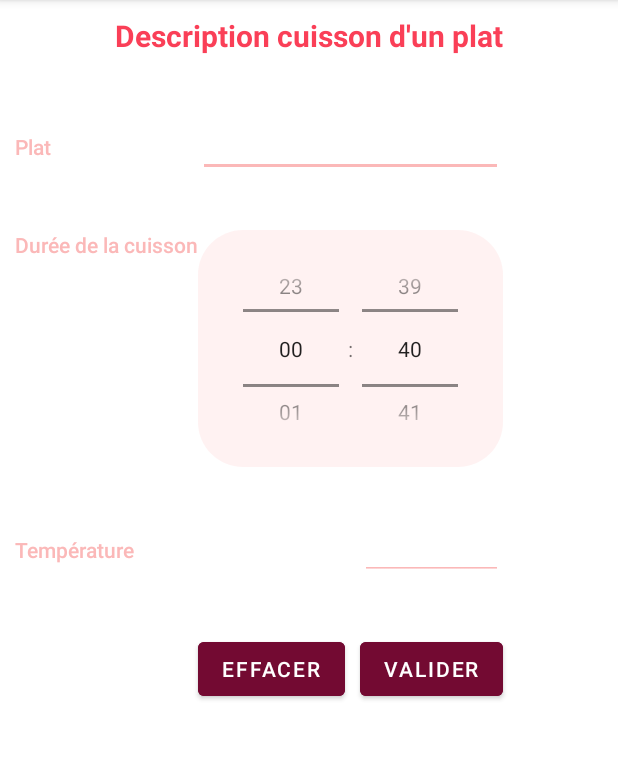
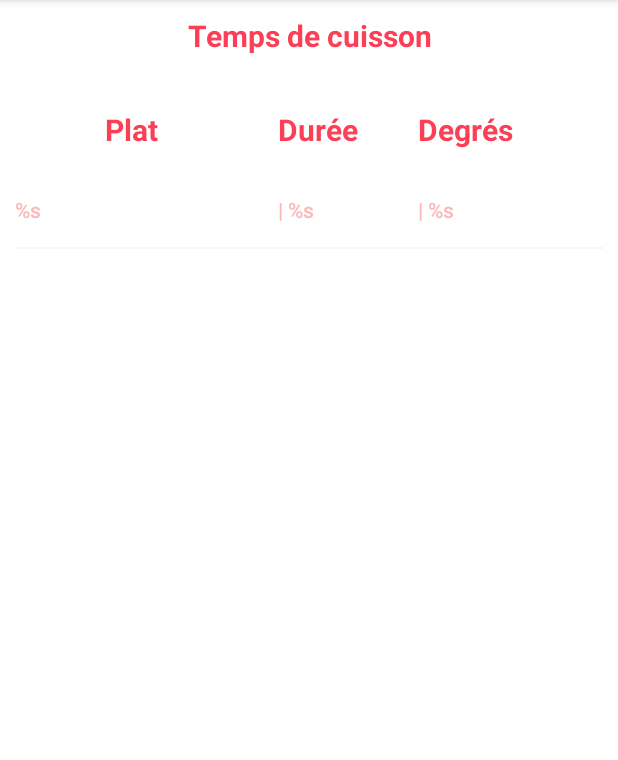
Before and after one commit to LucasSers/OutilCuisson, an Android app: the screen it shows after launch (MainActivity before the commit, MainActivity2 after it), on a phone screen of 412 x 824 dp, the part 84-844 px from its top. Run offline under Robolectric (Android 15) with nearby library versions, the phone set to English and light mode, and no system bars.

Commit message:
Etape2_layout

```diff
--- a/app/src/main/AndroidManifest.xml
+++ b/app/src/main/AndroidManifest.xml
@@ -10,7 +10,7 @@
         android:supportsRtl="true"
         android:theme="@style/Theme.OutilCuisson">
         <activity
-            android:name=".MainActivity"
+            android:name=".MainActivity2"
             android:exported="true">
             <intent-filter>
                 <action android:name="android.intent.action.MAIN" />
@@ -19,7 +19,7 @@
             </intent-filter>
         </activity>
         <activity
-            android:name=".MainActivity2"
+            android:name=".MainActivity"
             android:exported="false">
         </activity>
     </application>
--- a/app/src/main/res/layout/activity_main.xml
+++ b/app/src/main/res/layout/activity_main.xml
@@ -50,13 +50,17 @@
             style="@style/textView"
             android:text="@string/labelTempsCuisson"
             android:layout_column="0"/>
+    </TableRow>
 
+    <TableRow>
         <!-- format anglais à changer -->
         <TimePicker
                 style="@style/timePicker"
                 android:id="@+id/timePicker"
                 android:layout_width="wrap_content"
                 android:layout_height="158dp"
+                android:layout_marginTop="10dp"
+                android:layout_column="1"
                 android:layout_span="2"
                 android:timePickerMode="spinner"/>
     </TableRow>
--- a/app/src/main/res/layout/activity_main2.xml
+++ b/app/src/main/res/layout/activity_main2.xml
@@ -1,9 +1,87 @@
 <?xml version="1.0" encoding="utf-8"?>
-<androidx.constraintlayout.widget.ConstraintLayout xmlns:android="http://schemas.android.com/apk/res/android"
-    xmlns:app="http://schemas.android.com/apk/res-auto"
-    xmlns:tools="http://schemas.android.com/tools"
-    android:layout_width="match_parent"
-    android:layout_height="match_parent"
-    tools:context=".MainActivity2">
+<TableLayout xmlns:android="http://schemas.android.com/apk/res/android"
+             style="@style/marginActivity"
+             xmlns:app="http://schemas.android.com/apk/res-auto"
+             xmlns:tools="http://schemas.android.com/tools"
+             android:id="@+id/pickerTempsCuisson"
+             android:layout_width="match_parent"
+             android:layout_height="match_parent"
+             android:isScrollContainer="false"
+             tools:context=".MainActivity">
 
-</androidx.constraintlayout.widget.ConstraintLayout>
+    <TextView
+            style="@style/titre"
+            android:layout_width="wrap_content"
+            android:layout_height="wrap_content"
+            android:text="@string/titreAfficher"
+            app:layout_constraintBottom_toBottomOf="parent"
+            app:layout_constraintLeft_toLeftOf="parent"
+            app:layout_constraintRight_toRightOf="parent"
+            app:layout_constraintTop_toTopOf="parent" />
+
+    <!-- Espace pour plus de clarté entre les 3 TextView -->
+    <Space
+            android:layout_marginBottom="@dimen/espaceLigne"
+            android:layout_height="wrap_content"/>
+
+    <TableRow>
+
+        <TextView
+                style="@style/titreListe"
+                android:text="@string/labelPlat"
+                android:gravity="center"
+                android:width="155dp"
+                android:layout_marginRight="20dp"
+                android:layout_column="0"/>
+
+
+
+        <TextView
+                style="@style/titreListe"
+                android:text="@string/labelDurée"
+                android:layout_marginRight="40dp"
+                android:layout_column="1"/>
+
+
+
+        <TextView
+                style="@style/titreListe"
+                android:text="@string/labelDegres"
+                android:layout_column="2"/>
+
+
+    </TableRow>
+
+    <!-- Espace pour plus de clarté entre les 3 TextView -->
+    <Space
+            android:layout_marginBottom="@dimen/espaceLigne"
+            android:layout_height="wrap_content"/>
+
+    <TableRow>
+
+        <TextView
+                style="@style/liste"
+                android:text="@string/modifPlat"
+                android:width="155dp"
+                android:layout_marginRight="20dp"
+                android:layout_column="0"/>
+
+
+        <TextView
+                style="@style/liste"
+                android:text="@string/modifDuree"
+                android:layout_marginRight="40dp"
+                android:layout_column="1"/>
+
+
+        <TextView
+                style="@style/liste"
+                android:text="@string/modifDegres"
+                android:layout_column="2"/>
+
+    </TableRow>
+
+    <!-- barre horizontale -->
+    <View style="@style/barreHorizontale"/>
+
+</TableLayout>
--- a/app/src/main/res/values/colors.xml
+++ b/app/src/main/res/values/colors.xml
@@ -12,4 +12,5 @@
     <color name="bouton">#730a32</color>
     <color name="editText">#fbb8b8</color>
     <color name="timePicker">#30fbb8b8</color> <!-- opacité -->
+    <color name="barreH">#30fbb8b8</color> <!-- opacité -->
 </resources>
--- a/app/src/main/res/values/dimensions.xml
+++ b/app/src/main/res/values/dimensions.xml
@@ -4,7 +4,9 @@
     <dimen name="fontTitre">20sp</dimen>
     <dimen name="marginTitre">5dp</dimen>
     <dimen name="fontTextView">14sp</dimen>
-    <dimen name="espaceLigne">35dp</dimen>
+    <dimen name="espaceLigne">30dp</dimen>
     <dimen name="espaceBoutons">10dp</dimen>
     <dimen name="bordArrondiWidget">20dp</dimen>
+    <dimen name="epaisseurBarre">1dp</dimen>
+    <dimen name="marginBarre">15dp</dimen>
 </resources>
--- a/app/src/main/res/values/strings.xml
+++ b/app/src/main/res/values/strings.xml
@@ -6,4 +6,10 @@
     <string name="labelTemp">Température</string>
     <string name="btnEffacer">Effacer</string>
     <string name="btnValider">Valider</string>
+    <string name="titreAfficher">Temps de cuisson</string>
+    <string name="labelDurée">Durée</string>
+    <string name="labelDegres">Degrés</string>
+    <string name="modifPlat">%s</string>
+    <string name="modifDuree">| %s</string>
+    <string name="modifDegres">| %s</string>
 </resources>
--- a/app/src/main/res/values/style.xml
+++ b/app/src/main/res/values/style.xml
@@ -35,4 +35,23 @@
         <item name="android:backgroundTint">@color/bouton</item>
     </style>
 
+    <style name="titreListe">
+        <item name="android:textSize">@dimen/fontTitre</item>
+        <item name="android:textStyle">bold</item>
+        <item name="android:textColor">@color/titre</item>
+    </style>
+
+    <style name="liste">
+        <item name="android:fontFamily">sans-serif-medium</item>
+        <item name="android:textSize">@dimen/fontTextView</item>
+        <item name="android:textColor">@color/textView</item>
+    </style>
+
+    <style name="barreHorizontale">
+        <item name="android:layout_height">@dimen/epaisseurBarre</item>
+        <item name="android:layout_marginTop">@dimen/marginBarre</item>
+        <item name="android:layout_marginBottom">@dimen/marginBarre</item>
+        <item name="android:background">@color/barreH</item>
+    </style>
+
 </resources>
```
